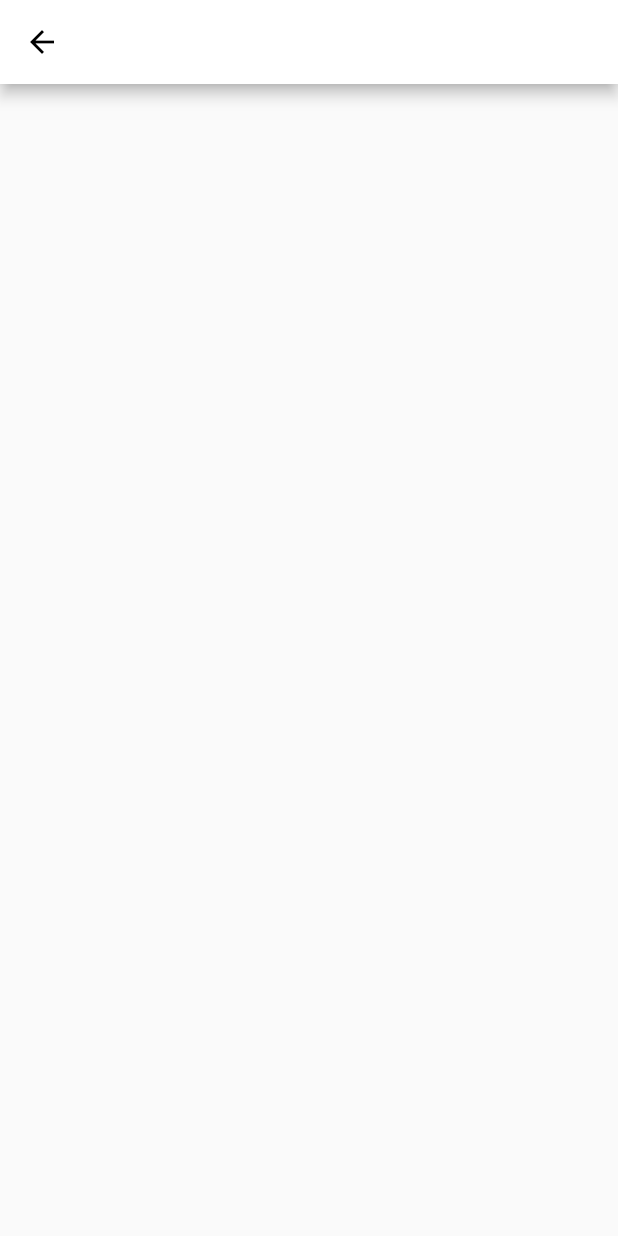
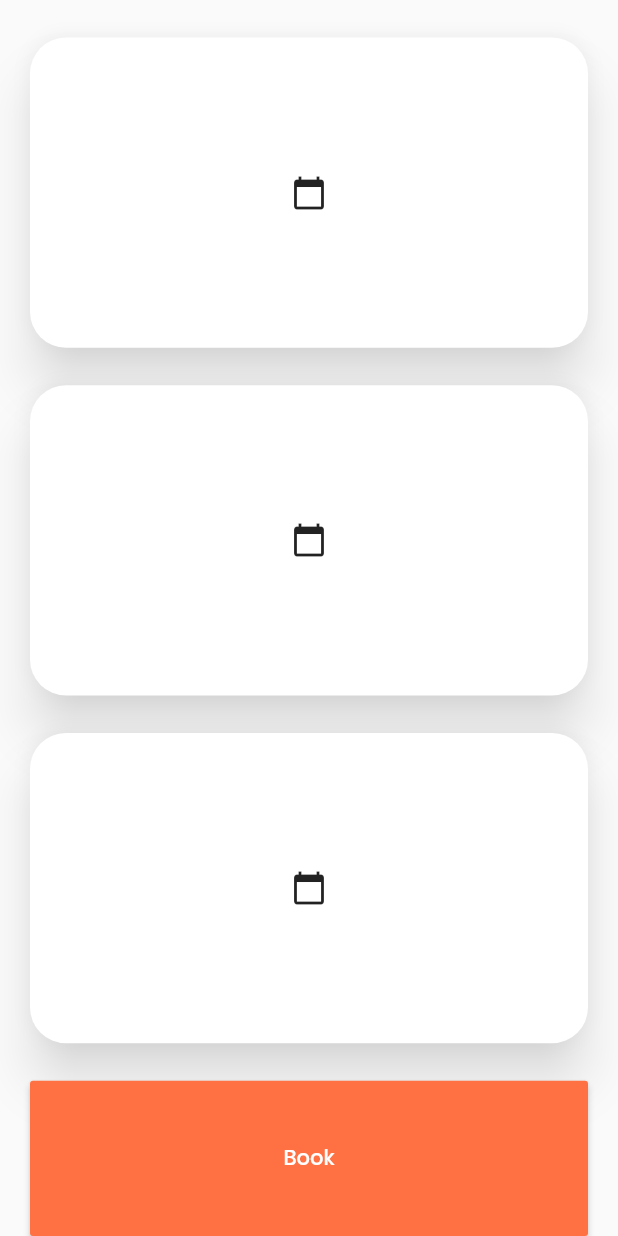
Before and after one commit to codeRK111/flutter-restaurant, a Flutter app: the BookSeat screen opened directly, on a phone screen of 412 x 824 dp. Run offline on Flutter 3.47's test engine with Material 2 defaults, Android fonts, the phone set to English and light mode, and no system bars; our stand-ins replace flutter_html, flutter_svg, flutter_swiper, google_maps_flutter, mvc_pattern, shared_preferences; missing offline and left inert: global_configuration; accounts and stored records are empty; network calls fail.

Commit message:
Book seat page started

```diff
--- a/lib/route_generator.dart
+++ b/lib/route_generator.dart
@@ -1,5 +1,6 @@
 import 'package:flutter/material.dart';
 import 'package:restaurant_rlutter_ui/src/models/route_argument.dart';
+import 'package:restaurant_rlutter_ui/src/pages/bookSeat.dart';
 import 'package:restaurant_rlutter_ui/src/pages/cart.dart';
 import 'package:restaurant_rlutter_ui/src/pages/category.dart';
 import 'package:restaurant_rlutter_ui/src/pages/checkout.dart';
@@ -24,7 +25,8 @@ class RouteGenerator {
     final args = settings.arguments;
     switch (settings.name) {
       case '/Debug':
-        return MaterialPageRoute(builder: (_) => DebugWidget(routeArgument: args as RouteArgument));
+        return MaterialPageRoute(
+            builder: (_) => DebugWidget(routeArgument: args as RouteArgument));
       case '/':
         return MaterialPageRoute(builder: (_) => Walkthrough());
       case '/SignUp':
@@ -36,30 +38,42 @@ class RouteGenerator {
       case '/Login':
         return MaterialPageRoute(builder: (_) => LoginWidget());
       case '/Pages':
-        return MaterialPageRoute(builder: (_) => PagesTestWidget(currentTab: args));
+        return MaterialPageRoute(
+            builder: (_) => PagesTestWidget(currentTab: args));
       case '/Details':
-        return MaterialPageRoute(builder: (_) => DetailsWidget(routeArgument: args as RouteArgument));
+        return MaterialPageRoute(
+            builder: (_) =>
+                DetailsWidget(routeArgument: args as RouteArgument));
       case '/Map':
         return MaterialPageRoute(builder: (_) => MapWidget());
       case '/Menu':
-        return MaterialPageRoute(builder: (_) => MenuWidget(routeArgument: args as RouteArgument));
+        return MaterialPageRoute(
+            builder: (_) => MenuWidget(routeArgument: args as RouteArgument));
       case '/Food':
-        return MaterialPageRoute(builder: (_) => FoodWidget(routeArgument: args as RouteArgument));
+        return MaterialPageRoute(
+            builder: (_) => FoodWidget(routeArgument: args as RouteArgument));
       case '/Category':
-        return MaterialPageRoute(builder: (_) => CategoryWidget(routeArgument: args as RouteArgument));
+        return MaterialPageRoute(
+            builder: (_) =>
+                CategoryWidget(routeArgument: args as RouteArgument));
       case '/Cart':
         return MaterialPageRoute(builder: (_) => CartWidget());
       case '/Checkout':
-        return MaterialPageRoute(builder: (_) => CheckoutWidget(routeArgument: args as RouteArgument));
+        return MaterialPageRoute(
+            builder: (_) =>
+                CheckoutWidget(routeArgument: args as RouteArgument));
       case '/Languages':
         return MaterialPageRoute(builder: (_) => LanguagesWidget());
       case '/Help':
         return MaterialPageRoute(builder: (_) => HelpWidget());
       case '/Settings':
         return MaterialPageRoute(builder: (_) => SettingsWidget());
+      case '/BookSeat':
+        return MaterialPageRoute(builder: (_) => BookSeat());
       default:
         // If there is no such named route in the switch statement, e.g. /third
-        return MaterialPageRoute(builder: (_) => PagesTestWidget(currentTab: 2));
+        return MaterialPageRoute(
+            builder: (_) => PagesTestWidget(currentTab: 2));
     }
   }
 
--- a/lib/src/pages/bookSeat.dart
+++ b/lib/src/pages/bookSeat.dart
@@ -9,7 +9,67 @@ class _BookSeatState extends State<BookSeat> {
   @override
   Widget build(BuildContext context) {
     return Scaffold(
-      appBar: AppBar(),
+      body: SafeArea(
+        child: Container(
+          width: double.infinity,
+          height: double.infinity,
+          decoration: BoxDecoration(color: Colors.grey[50]),
+          padding: EdgeInsets.symmetric(horizontal: 20),
+          child: Column(
+            crossAxisAlignment: CrossAxisAlignment.stretch,
+            children: <Widget>[
+              SizedBox(
+                height: 25,
+              ),
+              CustomCard(),
+              SizedBox(
+                height: 25,
+              ),
+              CustomCard(),
+              SizedBox(
+                height: 25,
+              ),
+              CustomCard(),
+              SizedBox(
+                height: 25,
+              ),
+              Expanded(
+                child: Material(
+                  child: RaisedButton(
+                    onPressed: () {},
+                    color: Colors.deepOrange[400],
+                    textColor: Colors.white,
+                    child: Text("Book"),
+                  ),
+                ),
+              )
+            ],
+          ),
+        ),
+      ),
     );
   }
 }
+
+class CustomCard extends StatelessWidget {
+  const CustomCard({
+    Key key,
+  }) : super(key: key);
+
+  @override
+  Widget build(BuildContext context) {
+    return Expanded(
+      flex: 2,
+      child: Container(
+        width: double.infinity,
+        child: Material(
+          color: Colors.white,
+          elevation: 14.0,
+          borderRadius: BorderRadius.circular(24.0),
+          shadowColor: Colors.white,
+          child: Icon(Icons.calendar_today),
+        ),
+      ),
+    );
+  }
+}
--- a/lib/src/pages/details.dart
+++ b/lib/src/pages/details.dart
@@ -291,6 +291,25 @@ class _DetailsWidgetState extends StateMVC<DetailsWidget> {
                                         );
                                       },
                                     ),
+                              Row(
+                                children: <Widget>[
+                                  Expanded(
+                                    child: RaisedButton(
+                                      color: Colors.greenAccent,
+                                      textColor: Colors.white,
+                                      onPressed: () {
+                                        Navigator.of(context)
+                                            .pushNamed('/BookSeat',
+                                                arguments: RouteArgument(
+                                                  id: "2",
+                                                  heroTag: 'home_restaurants',
+                                                ));
+                                      },
+                                      child: Text("Book seat"),
+                                    ),
+                                  )
+                                ],
+                              ),
                               SizedBox(height: 100),
                               _con.reviews.isEmpty
                                   ? SizedBox(height: 5)
@@ -321,6 +340,7 @@ class _DetailsWidgetState extends StateMVC<DetailsWidget> {
                                       child: ReviewsListWidget(
                                           reviewsList: _con.reviews),
                                     ),
+                              SizedBox(height: 100),
                             ],
                           ),
                         ),
```
